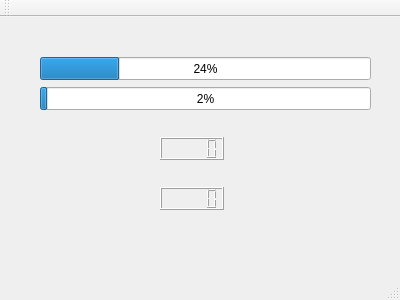
Old version of the form mainwindow.ui in the repository StupedStudents/QtSpectr.
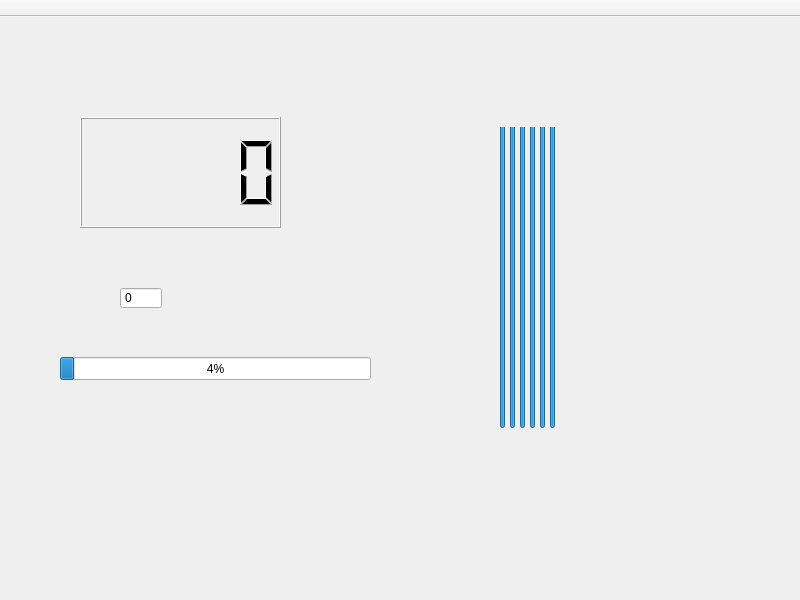
New version of the form.

Diff of the .ui file:
```diff
--- a/mainwindow.ui
+++ b/mainwindow.ui
@@ -2,68 +2,172 @@
 <ui version="4.0">
  <class>MainWindow</class>
  <widget class="QMainWindow" name="MainWindow">
+  <property name="enabled">
+   <bool>true</bool>
+  </property>
   <property name="geometry">
    <rect>
     <x>0</x>
     <y>0</y>
-    <width>400</width>
-    <height>300</height>
+    <width>800</width>
+    <height>600</height>
    </rect>
   </property>
+  <property name="minimumSize">
+   <size>
+    <width>800</width>
+    <height>600</height>
+   </size>
+  </property>
+  <property name="maximumSize">
+   <size>
+    <width>800</width>
+    <height>600</height>
+   </size>
+  </property>
   <property name="windowTitle">
    <string>MainWindow</string>
   </property>
   <widget class="QWidget" name="centralWidget">
-   <widget class="QProgressBar" name="progressBar">
+   <widget class="QSpinBox" name="spinBox">
     <property name="geometry">
      <rect>
-      <x>40</x>
-      <y>40</y>
-      <width>331</width>
-      <height>23</height>
+      <x>120</x>
+      <y>270</y>
+      <width>42</width>
+      <height>22</height>
      </rect>
     </property>
+    <property name="toolTip">
+     <string>Частота звука, Гц</string>
+    </property>
+    <property name="buttonSymbols">
+     <enum>QAbstractSpinBox::NoButtons</enum>
+    </property>
+    <property name="keyboardTracking">
+     <bool>true</bool>
+    </property>
     <property name="maximum">
-     <number>100</number>
-    </property>
-    <property name="value">
-     <number>24</number>
+     <number>1000</number>
     </property>
    </widget>
    <widget class="QLCDNumber" name="lcdNumber">
     <property name="geometry">
      <rect>
-      <x>160</x>
-      <y>120</y>
-      <width>64</width>
-      <height>23</height>
+      <x>80</x>
+      <y>100</y>
+      <width>201</width>
+      <height>111</height>
      </rect>
     </property>
-    <property name="smallDecimalPoint">
-     <bool>false</bool>
-    </property>
    </widget>
-   <widget class="QLCDNumber" name="lcdNumber_2">
+   <widget class="QProgressBar" name="progressBar">
     <property name="geometry">
      <rect>
-      <x>160</x>
-      <y>170</y>
-      <width>64</width>
-      <height>23</height>
+      <x>500</x>
+      <y>110</y>
+      <width>5</width>
+      <height>301</height>
      </rect>
     </property>
+    <property name="value">
+     <number>100</number>
+    </property>
+    <property name="orientation">
+     <enum>Qt::Vertical</enum>
+    </property>
    </widget>
    <widget class="QProgressBar" name="progressBar_2">
     <property name="geometry">
      <rect>
-      <x>40</x>
-      <y>70</y>
-      <width>331</width>
+      <x>510</x>
+      <y>110</y>
+      <width>5</width>
+      <height>301</height>
+     </rect>
+    </property>
+    <property name="value">
+     <number>100</number>
+    </property>
+    <property name="orientation">
+     <enum>Qt::Vertical</enum>
+    </property>
+   </widget>
+   <widget class="QProgressBar" name="progressBar_3">
+    <property name="geometry">
+     <rect>
+      <x>520</x>
+      <y>110</y>
+      <width>5</width>
+      <height>301</height>
+     </rect>
+    </property>
+    <property name="value">
+     <number>100</number>
+    </property>
+    <property name="orientation">
+     <enum>Qt::Vertical</enum>
+    </property>
+   </widget>
+   <widget class="QProgressBar" name="progressBar_4">
+    <property name="geometry">
+     <rect>
+      <x>530</x>
+      <y>110</y>
+      <width>5</width>
+      <height>301</height>
+     </rect>
+    </property>
+    <property name="value">
+     <number>100</number>
+    </property>
+    <property name="orientation">
+     <enum>Qt::Vertical</enum>
+    </property>
+   </widget>
+   <widget class="QProgressBar" name="progressBar_5">
+    <property name="geometry">
+     <rect>
+      <x>540</x>
+      <y>110</y>
+      <width>5</width>
+      <height>301</height>
+     </rect>
+    </property>
+    <property name="value">
+     <number>100</number>
+    </property>
+    <property name="orientation">
+     <enum>Qt::Vertical</enum>
+    </property>
+   </widget>
+   <widget class="QProgressBar" name="progressBar_6">
+    <property name="geometry">
+     <rect>
+      <x>550</x>
+      <y>110</y>
+      <width>5</width>
+      <height>301</height>
+     </rect>
+    </property>
+    <property name="value">
+     <number>100</number>
+    </property>
+    <property name="orientation">
+     <enum>Qt::Vertical</enum>
+    </property>
+   </widget>
+   <widget class="QProgressBar" name="progressBar_7">
+    <property name="geometry">
+     <rect>
+      <x>60</x>
+      <y>340</y>
+      <width>311</width>
       <height>23</height>
      </rect>
     </property>
     <property name="maximum">
-     <number>1000</number>
+     <number>500</number>
     </property>
     <property name="value">
      <number>24</number>
@@ -81,6 +185,9 @@
    </property>
   </widget>
   <widget class="QToolBar" name="mainToolBar">
+   <property name="movable">
+    <bool>false</bool>
+   </property>
    <attribute name="toolBarArea">
     <enum>TopToolBarArea</enum>
    </attribute>
@@ -88,7 +195,6 @@
     <bool>false</bool>
    </attribute>
   </widget>
-  <widget class="QStatusBar" name="statusBar"/>
  </widget>
  <layoutdefault spacing="6" margin="11"/>
  <resources/>
```
Left out of the diff: 2 changed lines with no effect on the pictures.
